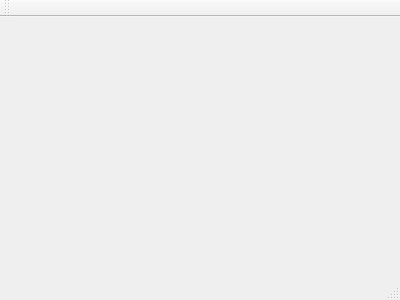
This is mainwindow.ui in juanmisak/Sudoku-cpp as Qt 5 draws it before an edit. The edited form follows.
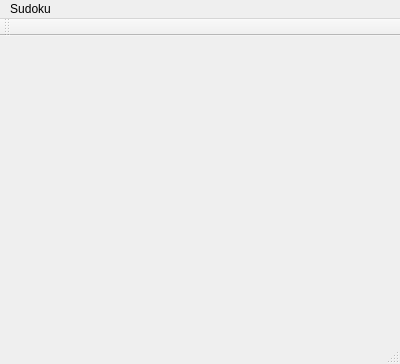
This is the edited form.

Commit message: Put cells on the board

```diff
--- a/mainwindow.ui
+++ b/mainwindow.ui
@@ -1,24 +1,61 @@
 <ui version="4.0">
  <class>MainWindow</class>
- <widget class="QMainWindow" name="MainWindow" >
-  <property name="geometry" >
+ <widget class="QMainWindow" name="MainWindow">
+  <property name="geometry">
    <rect>
     <x>0</x>
     <y>0</y>
     <width>400</width>
-    <height>300</height>
+    <height>364</height>
    </rect>
   </property>
   <property name="windowTitle" >
    <string>MainWindow</string>
   </property>
-  <widget class="QMenuBar" name="menuBar" />
-  <widget class="QToolBar" name="mainToolBar" />
-  <widget class="QWidget" name="centralWidget" />
-  <widget class="QStatusBar" name="statusBar" />
+  <widget class="QWidget" name="centralWidget">
+   <widget class="QWidget" name="gridLayoutWidget">
+    <property name="geometry">
+     <rect>
+      <x>10</x>
+      <y>10</y>
+      <width>381</width>
+      <height>281</height>
+     </rect>
+    </property>
+    <layout class="QGridLayout" name="board">
+     <property name="spacing">
+      <number>1</number>
+     </property>
+    </layout>
+   </widget>
+  </widget>
+  <widget class="QMenuBar" name="menuBar">
+   <property name="geometry">
+    <rect>
+     <x>0</x>
+     <y>0</y>
+     <width>400</width>
+     <height>27</height>
+    </rect>
+   </property>
+   <widget class="QMenu" name="menuSudoku">
+    <property name="title">
+     <string>Sudoku</string>
+    </property>
+   </widget>
+   <addaction name="menuSudoku"/>
+  </widget>
+  <widget class="QToolBar" name="mainToolBar">
+   <attribute name="toolBarArea">
+    <enum>TopToolBarArea</enum>
+   </attribute>
+   <attribute name="toolBarBreak">
+    <bool>false</bool>
+   </attribute>
+  </widget>
+  <widget class="QStatusBar" name="statusBar"/>
  </widget>
- <layoutDefault spacing="6" margin="11" />
- <pixmapfunction></pixmapfunction>
+ <layoutdefault spacing="6" margin="11"/>
  <resources/>
  <connections/>
 </ui>
```
Left out of the diff: 3 changed lines with no effect on the pictures. The commit also changes 2 other files.
